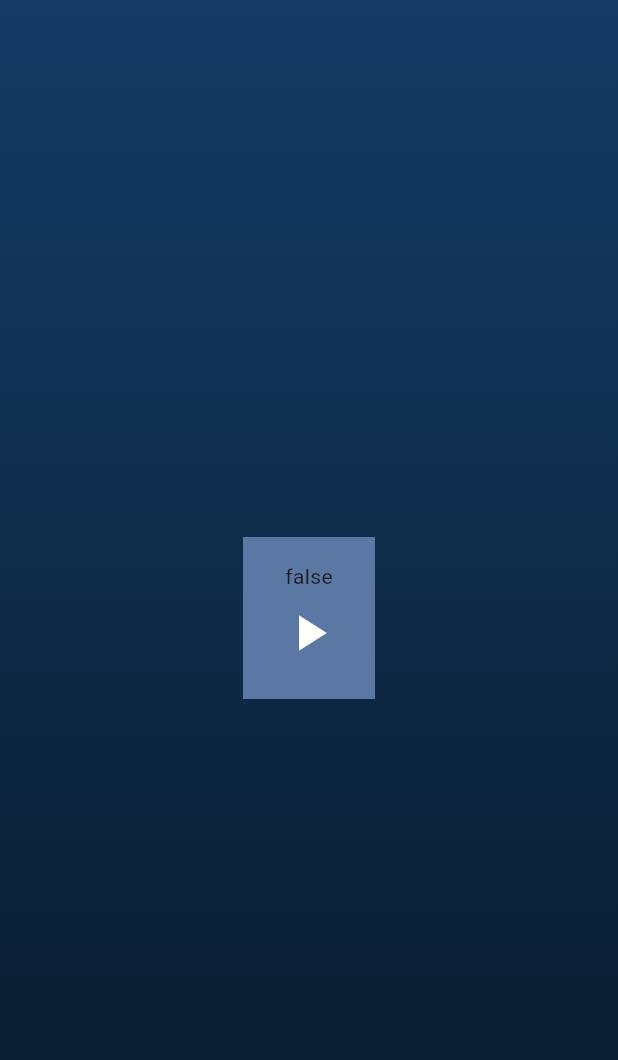
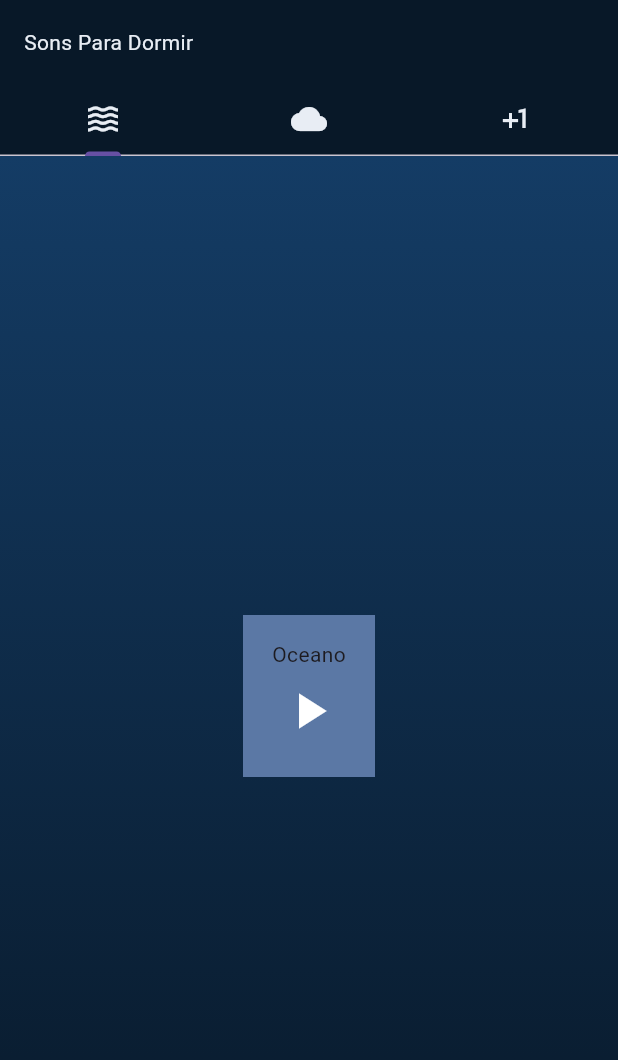
Before and after one commit to voidrt/sons_para_dormir, a Flutter app: the screen it shows after launch, on a phone screen of 412 x 824 dp. Shown: the top 1060 px of the screen. Run offline on Flutter 3.47's test engine with Material 3 defaults, Android fonts, the phone set to English and light mode, and no system bars; our stand-ins replace flutter_riverpod, google_fonts, just_audio, just_audio_background.

Commit message:
Added TabBarView and AudioModel

```diff
--- a/lib/main.dart
+++ b/lib/main.dart
@@ -1,4 +1,5 @@
 import 'package:flutter/material.dart';
+import 'package:flutter_riverpod/flutter_riverpod.dart';
 import 'package:just_audio_background/just_audio_background.dart';
 import 'package:sons_para_dormir/view/home/home.dart';
 
@@ -8,7 +9,7 @@ void main() async {
     androidNotificationChannelName: 'Audio playback',
     androidNotificationOngoing: true,
   );
-  runApp(const MainApp());
+  runApp(ProviderScope(child: const MainApp()));
 }
 
 class MainApp extends StatelessWidget {
--- a/lib/model/audio_model.dart
+++ b/lib/model/audio_model.dart
@@ -1,7 +1,25 @@
+import 'package:flutter_riverpod/flutter_riverpod.dart';
+import 'package:just_audio/just_audio.dart';
+import 'package:just_audio_background/just_audio_background.dart';
+
 class AudioModel {
-  AudioModel({required this.name, required this.filePath});
+  AudioModel({required this.name, required this.filePath, required this.tag});
   final String name;
   final String filePath;
+  final MediaItem tag;
+}
 
-
-}
+final Provider<List<AudioModel>> audioListProvider = Provider(
+  (ref) => [
+    AudioModel(
+      name: 'Oceano',
+      filePath: 'assets/audio/ocean.mp3',
+      tag: MediaItem(id: "0", title: 'Oceano'),
+    ),
+    AudioModel(
+      name: 'Chuva',
+      filePath: 'assets/audio/rain.mp3',
+      tag: MediaItem(id: "1", title: 'Chuva'),
+    ),
+  ],
+);
--- a/lib/theme/app_theme.dart
+++ b/lib/theme/app_theme.dart
@@ -5,20 +5,20 @@ import 'text_theme.dart';
 
 class TrackMyPetTheme {
   static final themeData = ThemeData.dark().copyWith(
-    colorScheme: const ColorScheme.light().copyWith(
+    colorScheme: const ColorScheme.dark().copyWith(
       primary: AppColors.blue,
       secondary: AppColors.secondary,
       surface: AppColors.black,
-      onSurfaceVariant: AppColors.white,
+      inverseSurface: AppColors.black,
       onSurface: AppColors.onBackground,
-      inverseSurface: AppColors.black,
     ),
     textTheme: TextTheme(
       labelMedium: PetTrackTextStyle.subtitleText,
       bodyMedium: PetTrackTextStyle.bodyText,
       headlineMedium: PetTrackTextStyle.headlineText,
     ),
-    scaffoldBackgroundColor: AppColors.background,
+    scaffoldBackgroundColor: AppColors.blackVariant,
+
     appBarTheme: AppBarTheme(foregroundColor: AppColors.black),
     splashColor: Colors.transparent,
     highlightColor: Colors.transparent,
--- a/lib/theme/colors.dart
+++ b/lib/theme/colors.dart
@@ -1,8 +1,7 @@
 import 'package:flutter/material.dart';
 
 class AppColors {
-  static const onBackground = Color.fromARGB(255, 242, 247, 254);
-  static const background = Color.fromARGB(255, 248, 249, 252);
+  static const onBackground = Color.fromARGB(255, 232, 237, 244);
   static const white = Color.fromARGB(255, 255, 255, 255);
   static const blackVariant = Color.fromARGB(255, 10, 10, 10);
   static const lightGrey = Color.fromARGB(255, 98, 105, 117);
--- a/lib/view/home/home.dart
+++ b/lib/view/home/home.dart
@@ -1,26 +1,28 @@
 import 'package:flutter/material.dart';
+import 'package:flutter_riverpod/flutter_riverpod.dart';
 import 'package:just_audio/just_audio.dart';
+import 'package:sons_para_dormir/model/audio_model.dart';
 import 'package:sons_para_dormir/theme/colors.dart';
 import 'package:sons_para_dormir/theme/paddings.dart';
 import 'package:sons_para_dormir/theme/standard_text.dart';
-import 'package:sons_para_dormir/view/shared/background_scaffold.dart';
+import 'package:sons_para_dormir/view/shared/audio_card.dart';
 import 'package:sons_para_dormir/view/shared/play_button.dart';
 
-class HomeScreen extends StatefulWidget {
+class HomeScreen extends ConsumerStatefulWidget {
   const HomeScreen({super.key});
 
   @override
-  State<HomeScreen> createState() => _HomeScreenState();
+  ConsumerState<HomeScreen> createState() => _HomeScreenState();
 }
 
-class _HomeScreenState extends State<HomeScreen> {
+class _HomeScreenState extends ConsumerState<HomeScreen> {
   late AudioPlayer _player;
+  late List<AudioModel> audioList;
 
   @override
   void initState() {
     super.initState();
     _player = AudioPlayer();
-    _player.setAsset('./assets/audio/ocean.mp3', preload: true);
     _player.setLoopMode(LoopMode.one);
   }
 
@@ -32,16 +34,31 @@ class _HomeScreenState extends State<HomeScreen> {
 
   @override
   Widget build(BuildContext context) {
-    return BackgroundScaffold(
-      body: Container(
-        color: AppColors.secondary,
-        padding: const EdgeInsets.all(AppPaddings.defaultSize),
-        child: Column(
-          mainAxisSize: MainAxisSize.min,
-          mainAxisAlignment: MainAxisAlignment.center,
+    audioList = ref.watch(audioListProvider);
+
+    return DefaultTabController(
+      length: 3,
+      child: Scaffold(
+        appBar: AppBar(
+          elevation: 0,
+          backgroundColor: AppColors.black,
+          title: StandardBodyText(
+            'Sons Para Dormir',
+            color: AppColors.onBackground,
+          ),
+          bottom: TabBar(
+            tabs: [
+              Tab(icon: Icon(Icons.waves, color: AppColors.onBackground)),
+              Tab(icon: Icon(Icons.cloud, color: AppColors.onBackground)),
+              Tab(icon: Icon(Icons.plus_one, color: AppColors.onBackground)),
+            ],
+          ),
+        ),
+        body: TabBarView(
           children: [
-            StandardBodyText(_player.playing.toString()),
-            PlayerButton(player: _player),
+            AudioCard(player: _player, audio: audioList[0]),
+            AudioCard(player: _player, audio: audioList[1]),
+            AudioCard(player: _player, audio: audioList[1]),
           ],
         ),
       ),
--- /dev/null
+++ b/lib/view/shared/audio_card.dart
@@ -0,0 +1,52 @@
+import 'package:flutter/material.dart';
+import 'package:just_audio/just_audio.dart';
+import 'package:sons_para_dormir/model/audio_model.dart';
+import 'package:sons_para_dormir/theme/colors.dart';
+import 'package:sons_para_dormir/theme/paddings.dart';
+import 'package:sons_para_dormir/theme/standard_text.dart';
+import 'package:sons_para_dormir/view/shared/play_button.dart';
+
+class AudioCard extends StatelessWidget {
+  const AudioCard({super.key, required this.player, required this.audio});
+
+  final AudioPlayer player;
+  final AudioModel audio;
+
+  @override
+  Widget build(BuildContext context) {
+    player.setAudioSource(
+      AudioSource.asset(audio.filePath, tag: audio.tag),
+      preload: true,
+    );
+
+    return Stack(
+      alignment: AlignmentGeometry.center,
+      children: [
+        Container(
+          decoration: BoxDecoration(
+            gradient: LinearGradient(
+              colors: [AppColors.black, AppColors.primary],
+              begin: AlignmentGeometry.bottomCenter,
+              end: AlignmentGeometry.topCenter,
+            ),
+          ),
+        ),
+        Container(
+          color: AppColors.secondary,
+          padding: const EdgeInsets.all(AppPaddings.defaultSize),
+          child: Column(
+            mainAxisSize: MainAxisSize.min,
+            mainAxisAlignment: MainAxisAlignment.center,
+            children: [
+              StandardBodyText(
+                audio.name,
+                color: Theme.of(context).colorScheme.onSurface,
+              ),
+              PlayerButton(player: player),
+            ],
+          ),
+        ),
+      ],
+    );
+  }
+}
--- a/lib/view/shared/background_scaffold.dart
+++ /dev/null
@@ -1,31 +0,0 @@
-import 'package:flutter/material.dart';
-import 'package:sons_para_dormir/theme/colors.dart';
-
-class BackgroundScaffold extends StatelessWidget {
-  const BackgroundScaffold({super.key, required this.body, this.appBar});
-
-  final Widget body;
-  final AppBar? appBar;
-
-  @override
-  Widget build(BuildContext context) {
-    return Scaffold(
-      appBar: appBar,
-      body: Stack(
-        alignment: Alignment.center,
-        children: [
-          Container(
-            decoration: BoxDecoration(
-              gradient: LinearGradient(
-                colors: [AppColors.black, AppColors.primary],
-                begin: AlignmentGeometry.bottomCenter,
-                end: AlignmentGeometry.topCenter,
-              ),
-            ),
-          ),
-          body,
-        ],
-      ),
-    );
-  }
-}
```
Also changed, not shown: pubspec.yaml (+7 -7 lines), pubspec.lock, 3 other files.
